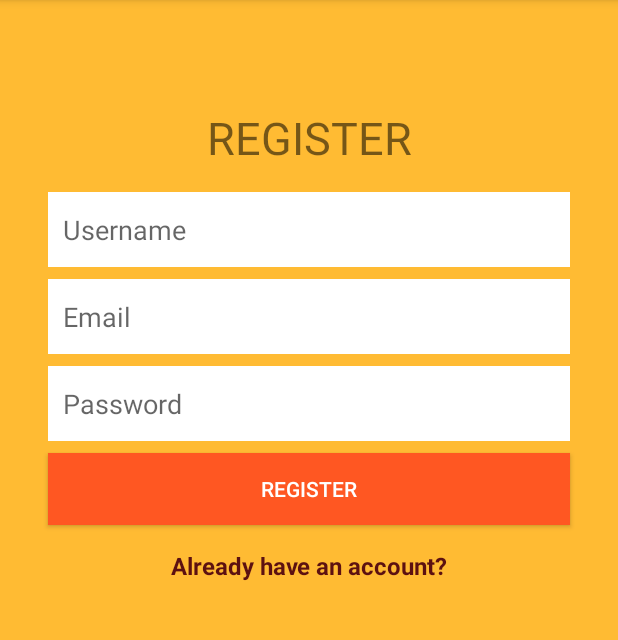
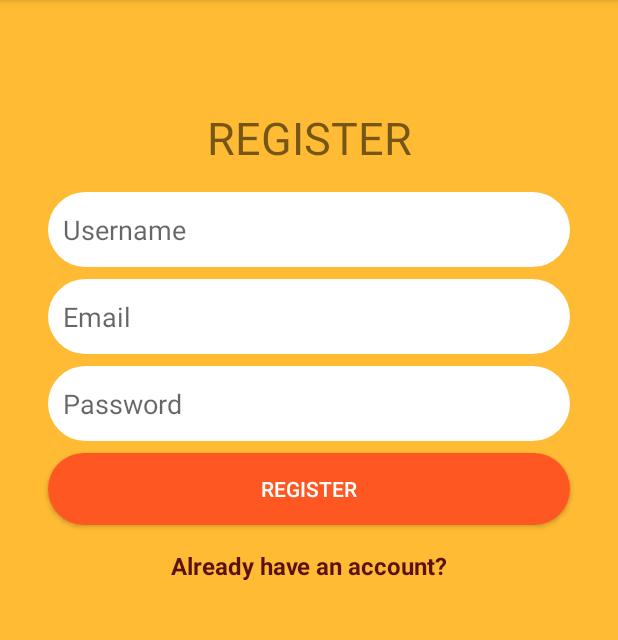
Before and after one commit to ayaniitgoa/Android-MessengerApp, an Android app: the screen it shows after launch (MainActivity), on a phone screen of 412 x 824 dp, the part 84-724 px from its top. Run offline under Robolectric (Android 15) with nearby library versions, the phone set to English and light mode, and no system bars; our stand-ins replace Firebase (no records; nobody signed in at launch, a user with empty details on screens opened directly).

Commit message:
Added rounded buttons and text fields using drawable.

```diff
--- /dev/null
+++ b/app/src/main/res/drawable/rounded_button.xml
@@ -0,0 +1,5 @@
+<?xml version="1.0" encoding="utf-8"?>
+<shape xmlns:android="http://schemas.android.com/apk/res/android">
+    <solid android:color="#FF5722" />
+    <corners android:radius="25dp" />
+</shape>
--- /dev/null
+++ b/app/src/main/res/drawable/rounded_edittext_register_login.xml
@@ -0,0 +1,5 @@
+<?xml version="1.0" encoding="utf-8"?>
+<shape xmlns:android="http://schemas.android.com/apk/res/android">
+    <solid android:color="#FFF" />
+    <corners android:radius="25dp" />
+</shape>
--- a/app/src/main/res/layout/activity_login.xml
+++ b/app/src/main/res/layout/activity_login.xml
@@ -15,7 +15,7 @@
         android:layout_marginTop="164dp"
         android:layout_marginEnd="32dp"
         android:layout_marginRight="32dp"
-        android:background="@android:color/white"
+        android:background="@drawable/rounded_edittext_register_login"
         android:ems="10"
         android:hint="Email"
         android:inputType="textEmailAddress"
@@ -30,7 +30,7 @@
         android:layout_width="0dp"
         android:layout_height="50dp"
         android:layout_marginTop="8dp"
-        android:background="@android:color/white"
+        android:background="@drawable/rounded_edittext_register_login"
         android:ems="10"
         android:hint="Password"
         android:inputType="textPassword"
@@ -45,7 +45,7 @@
         android:layout_width="0dp"
         android:layout_height="wrap_content"
         android:layout_marginTop="16dp"
-        android:background="#FF5722"
+        android:background="@drawable/rounded_button"
         android:text="Login"
         android:textColor="#FFFFFF"
         app:layout_constraintEnd_toEndOf="@+id/password_edittext_login"
--- a/app/src/main/res/layout/activity_main.xml
+++ b/app/src/main/res/layout/activity_main.xml
@@ -16,7 +16,7 @@
         android:layout_marginTop="128dp"
         android:layout_marginEnd="32dp"
         android:layout_marginRight="32dp"
-        android:background="#FFFFFF"
+        android:background="@drawable/rounded_edittext_register_login"
         android:ems="10"
         android:fontFamily="sans-serif"
         android:hint="Username"
@@ -32,7 +32,7 @@
         android:layout_width="0dp"
         android:layout_height="50dp"
         android:layout_marginTop="8dp"
-        android:background="#FFF"
+        android:background="@drawable/rounded_edittext_register_login"
         android:ems="10"
         android:hint="Email"
         android:inputType="textEmailAddress"
@@ -47,7 +47,7 @@
         android:layout_width="0dp"
         android:layout_height="50dp"
         android:layout_marginTop="8dp"
-        android:background="#FFF"
+        android:background="@drawable/rounded_edittext_register_login"
         android:ems="10"
         android:hint="Password"
         android:inputType="textPassword"
@@ -62,7 +62,7 @@
         android:layout_width="0dp"
         android:layout_height="wrap_content"
         android:layout_marginTop="8dp"
-        android:background="#FF5722"
+        android:background="@drawable/rounded_button"
         android:text="Register"
         android:textColor="#FFFFFF"
         app:layout_constraintEnd_toEndOf="@+id/password_edittext_registeration"
```
